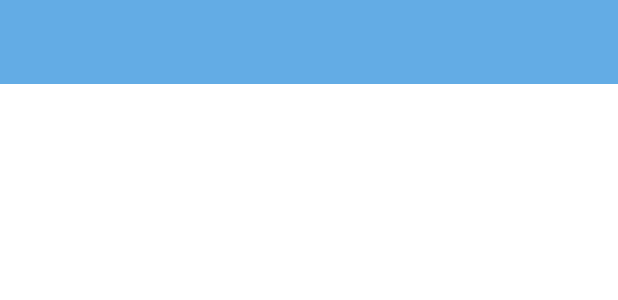
After one commit to ZsofiaMandi/GitHubSearchApp, an Android app: the layout activity_detailed_repository.xml on its own in the app's theme, with its tools: preview values and no code run, on a phone screen of 412 x 824 dp. The commit adds this screen. Shown: the top 300 px of the screen. Run offline under Robolectric (Android 15) with nearby library versions, the phone set to English and light mode, and no system bars.

Commit message:
Creating Detailed Repository Activity
Creating Detailed Repository Activity, setting setOnClickListener on the RV items and the intent to change Activity

```diff
--- /dev/null
+++ b/app/src/main/res/layout/activity_detailed_repository.xml
@@ -0,0 +1,18 @@
+<?xml version="1.0" encoding="utf-8"?>
+<androidx.constraintlayout.widget.ConstraintLayout xmlns:android="http://schemas.android.com/apk/res/android"
+    xmlns:app="http://schemas.android.com/apk/res-auto"
+    xmlns:tools="http://schemas.android.com/tools"
+    android:layout_width="match_parent"
+    android:layout_height="match_parent"
+    tools:context=".activities.DetailedRepositoryActivity">
+
+    <androidx.appcompat.widget.Toolbar
+        android:id="@+id/toolBarDetailedRepository"
+        android:layout_width="match_parent"
+        android:layout_height="?android:attr/actionBarSize"
+        android:background="@color/blue_3"
+        android:theme="@style/ToolBarTheme"
+        app:layout_constraintTop_toTopOf="parent"
+        />
+
+</androidx.constraintlayout.widget.ConstraintLayout>
```
Also changed, not shown: app/src/main/AndroidManifest.xml (+6 -2 lines), app/src/main/java/zsofi/applications/githubreposearchapp/activities/DetailedRepositoryActivity.kt (added, +38 -0 lines), app/src/main/java/zsofi/applications/githubreposearchapp/activities/MainActivity.kt (+20 -10 lines), app/src/main/java/zsofi/applications/githubreposearchapp/adapters/RepositoryAdapter.kt (+6 -1 lines).
